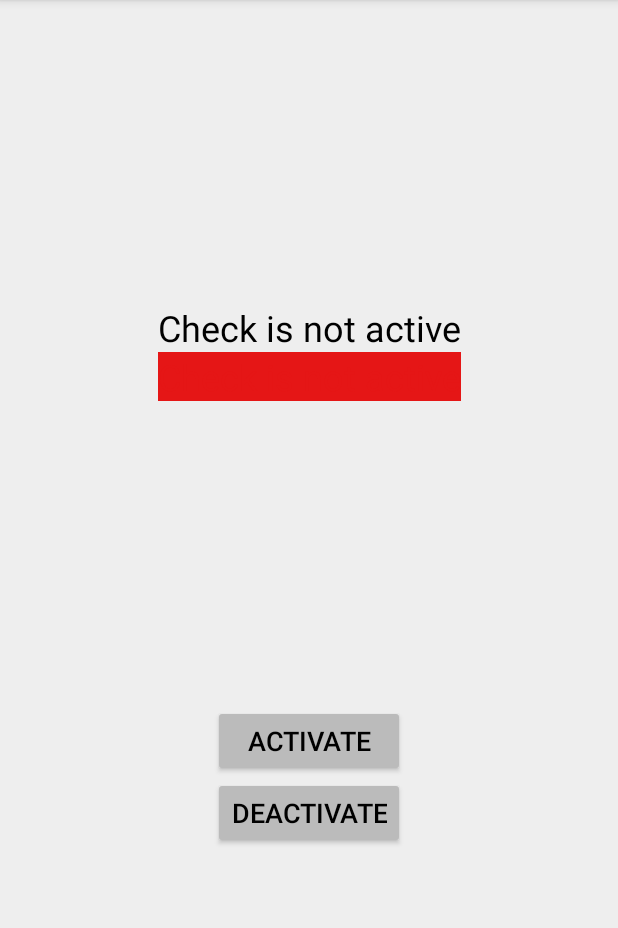
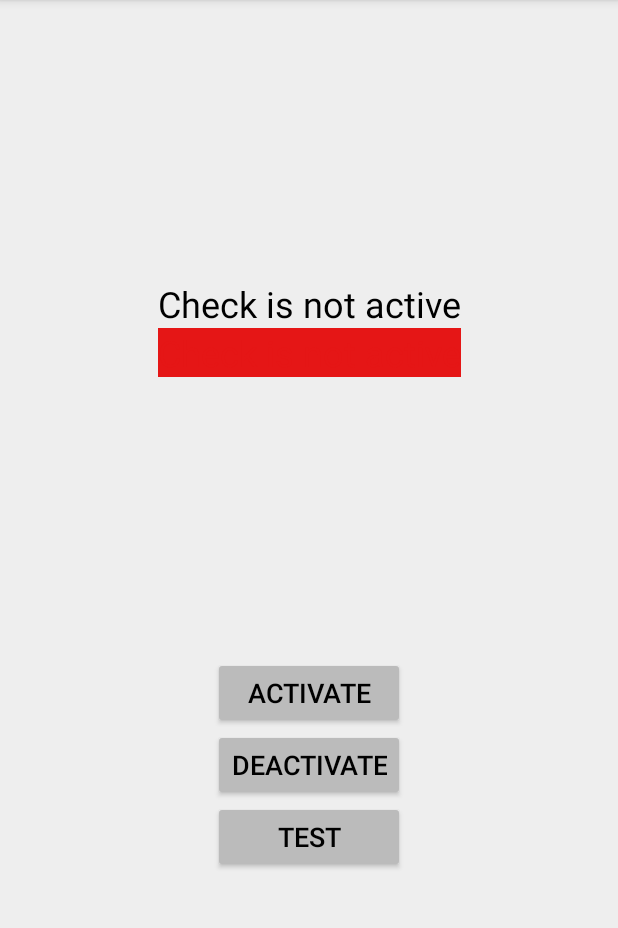
Before and after one commit to OliverSchmitt/DBDelay, an Android app: the screen it shows after launch (MainActivity), on a phone screen of 412 x 824 dp, the part 84-1012 px from its top. Run offline under Robolectric (Android 15) with nearby library versions, the phone set to English and light mode, and no system bars.

Commit message:
Add test button

```diff
--- a/app/src/main/java/com/example/dbdelay/MainActivity.java
+++ b/app/src/main/java/com/example/dbdelay/MainActivity.java
@@ -79,6 +79,7 @@ public class MainActivity extends AppCompatActivity {
         // Get buttons
         Button startButton = findViewById(R.id.startButton);
         Button stopButton = findViewById(R.id.stopButton);
+        Button testButton = findViewById(R.id.testButton);
 
         // Create text and indicator
         boolean checkIsActive = checkIsActive();
@@ -100,6 +101,12 @@ public class MainActivity extends AppCompatActivity {
             public void onClick(View v) {
                 Log.d(TAG, "onClick: Deactivate");
                 deactivate(v);
+            }
+        });
+        testButton.setOnClickListener(new View.OnClickListener() {
+            @Override
+            public void onClick(View v) {
+                test(v);
             }
         });
     }
@@ -137,4 +144,10 @@ public class MainActivity extends AppCompatActivity {
         indicator.setTextColor(color);
         indicator.setBackgroundColor(color);
     }
+
+    private void test(View v) {
+        Log.d(TAG, "test: Test request");
+        Intent checkIntent = new Intent(v.getContext(), RequestHandler.class);
+        sendBroadcast(checkIntent);
+    }
 }
--- a/app/src/main/res/layout/activity_main.xml
+++ b/app/src/main/res/layout/activity_main.xml
@@ -76,6 +76,21 @@
                 android:text="@string/stopButton"
                 android:textColor="@color/font"
                 android:textSize="@dimen/buttonFontSize" />
+
+        </TableRow>
+
+        <TableRow
+            android:layout_width="match_parent"
+            android:layout_height="match_parent" >
+
+            <Button
+                android:id="@+id/testButton"
+                android:layout_width="wrap_content"
+                android:layout_height="wrap_content"
+                android:backgroundTint="@color/button"
+                android:text="@string/TestButton"
+                android:textColor="@color/font"
+                android:textSize="@dimen/buttonFontSize" />
         </TableRow>
 
     </TableLayout>
--- a/app/src/main/res/values/strings.xml
+++ b/app/src/main/res/values/strings.xml
@@ -3,4 +3,5 @@
     <string name="startButton">Activate</string>
     <string name="stopButton">Deactivate</string>
     <string name="isActive">Check is %1$sactive</string>
+    <string name="TestButton">Test</string>
 </resources>
```
